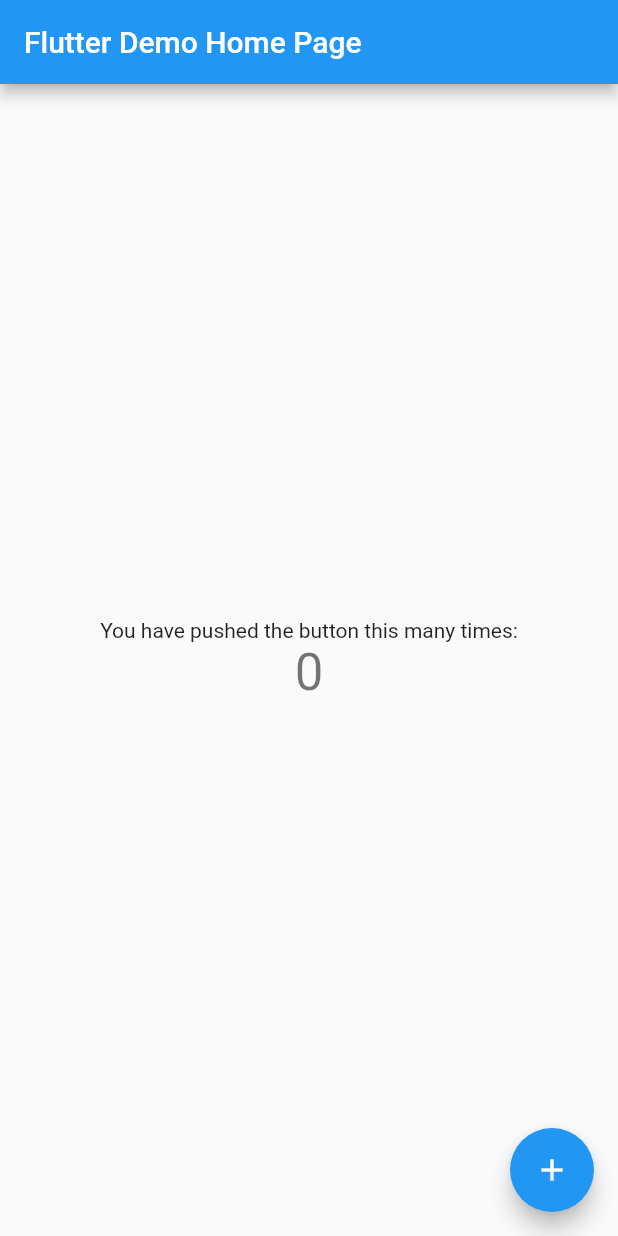
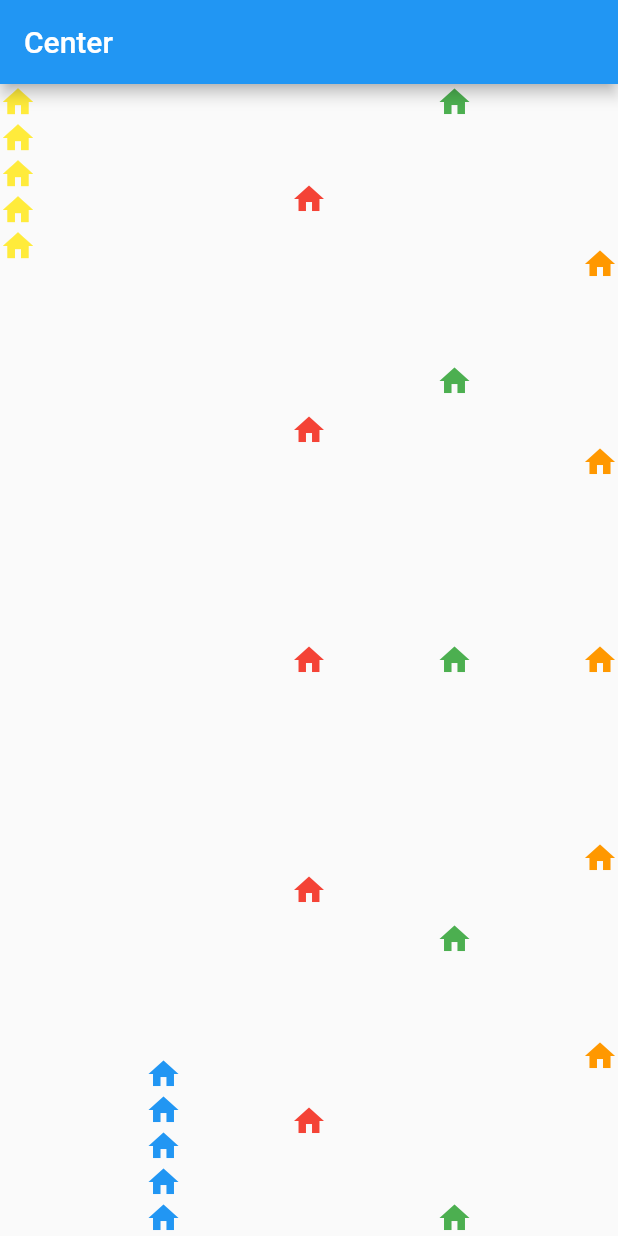
Before and after one commit to Edwin3002/openBootcampFlutter, a Flutter app: the screen it shows after launch, on a phone screen of 412 x 824 dp. Run offline on Flutter 3.47's test engine with Material 2 defaults, Android fonts, the phone set to English and light mode, and no system bars; our stand-ins replace font_awesome_flutter, google_fonts; generated files the repository leaves out were written again.

Commit message:
centerColumnRow v2

```diff
--- a/center_column_row/lib/main.dart
+++ b/center_column_row/lib/main.dart
@@ -1,112 +1,174 @@
 import 'package:flutter/material.dart';
 
-void main() => runApp(const MyApp());
+void main() {
+  runApp(MyApp());
+}
 
 class MyApp extends StatelessWidget {
-  const MyApp({super.key});
-
-  // This widget is the root of your application.
   @override
   Widget build(BuildContext context) {
     return MaterialApp(
-      title: 'Flutter Demo',
-      theme: ThemeData(
-        // This is the theme of your application.
-        //
-        // Try running your application with "flutter run". You'll see the
-        // application has a blue toolbar. Then, without quitting the app, try
-        // changing the primarySwatch below to Colors.green and then invoke
-        // "hot reload" (press "r" in the console where you ran "flutter run",
-        // or press Run > Flutter Hot Reload in a Flutter IDE). Notice that the
-        // counter didn't reset back to zero; the application is not restarted.
-        primarySwatch: Colors.blue,
-      ),
-      home: const MyHomePage(title: 'Flutter Demo Home Page'),
-    );
+        title: "Center",
+        debugShowCheckedModeBanner: false,
+        home: MyHomePage(title: "Center"));
   }
 }
 
 class MyHomePage extends StatefulWidget {
-  const MyHomePage({super.key, required this.title});
+  MyHomePage({Key? Key, this.title}) : super(key: Key);
 
-  // This widget is the home page of your application. It is stateful, meaning
-  // that it has a State object (defined below) that contains fields that affect
-  // how it looks.
-
-  // This class is the configuration for the state. It holds the values (in this
-  // case the title) provided by the parent (in this case the App widget) and
-  // used by the build method of the State. Fields in a Widget subclass are
-  // always marked "final".
-
-  final String title;
+  final String? title;
 
   @override
-  State<MyHomePage> createState() => _MyHomePageState();
+  _MyHomePageState createState() => _MyHomePageState();
 }
 
 class _MyHomePageState extends State<MyHomePage> {
-  int _counter = 0;
-
-  void _incrementCounter() {
-    setState(() {
-      // This call to setState tells the Flutter framework that something has
-      // changed in this State, which causes it to rerun the build method below
-      // so that the display can reflect the updated values. If we changed
-      // _counter without calling setState(), then the build method would not be
-      // called again, and so nothing would appear to happen.
-      _counter++;
-    });
-  }
-
   @override
   Widget build(BuildContext context) {
-    // This method is rerun every time setState is called, for instance as done
-    // by the _incrementCounter method above.
-    //
-    // The Flutter framework has been optimized to make rerunning build methods
-    // fast, so that you can just rebuild anything that needs updating rather
-    // than having to individually change instances of widgets.
     return Scaffold(
       appBar: AppBar(
-        // Here we take the value from the MyHomePage object that was created by
-        // the App.build method, and use it to set our appbar title.
-        title: Text(widget.title),
+        title: Text(widget.title!),
       ),
-      body: Center(
-        // Center is a layout widget. It takes a single child and positions it
-        // in the middle of the parent.
-        child: Column(
-          // Column is also a layout widget. It takes a list of children and
-          // arranges them vertically. By default, it sizes itself to fit its
-          // children horizontally, and tries to be as tall as its parent.
-          //
-          // Invoke "debug painting" (press "p" in the console, choose the
-          // "Toggle Debug Paint" action from the Flutter Inspector in Android
-          // Studio, or the "Toggle Debug Paint" command in Visual Studio Code)
-          // to see the wireframe for each widget.
-          //
-          // Column has various properties to control how it sizes itself and
-          // how it positions its children. Here we use mainAxisAlignment to
-          // center the children vertically; the main axis here is the vertical
-          // axis because Columns are vertical (the cross axis would be
-          // horizontal).
-          mainAxisAlignment: MainAxisAlignment.center,
-          children: <Widget>[
-            const Text(
-              'You have pushed the button this many times:',
+      // body: Center(
+      // widthFactor: 0.8,
+      // heightFactor: 5,
+      //     child: Container(
+      //     color: Colors.blue,
+      //   child: const Text(
+      //     "Container Text",
+      //     style: TextStyle(color: Colors.red, fontSize: 40),
+      //   ),
+      // ))
+      body: Row(
+      mainAxisAlignment: MainAxisAlignment.spaceBetween,
+      children: [
+        Column(
+          mainAxisAlignment: MainAxisAlignment.start,
+          children: const [
+            Icon(
+              Icons.home,
+              color: Colors.yellow,
             ),
-            Text(
-              '$_counter',
-              style: Theme.of(context).textTheme.headline4,
+            Icon(
+              Icons.home,
+              color: Colors.yellow,
+            ),
+            Icon(
+              Icons.home,
+              color: Colors.yellow,
+            ),
+            Icon(
+              Icons.home,
+              color: Colors.yellow,
+            ),
+            Icon(
+              Icons.home,
+              color: Colors.yellow,
             ),
           ],
         ),
-      ),
-      floatingActionButton: FloatingActionButton(
-        onPressed: _incrementCounter,
-        tooltip: 'Increment',
-        child: const Icon(Icons.add),
-      ), // This trailing comma makes auto-formatting nicer for build methods.
+        Column(
+          mainAxisAlignment: MainAxisAlignment.end,
+          children: const [
+            Icon(
+              Icons.home,
+              color: Colors.blue,
+            ),
+            Icon(
+              Icons.home,
+              color: Colors.blue,
+            ),
+            Icon(
+              Icons.home,
+              color: Colors.blue,
+            ),
+            Icon(
+              Icons.home,
+              color: Colors.blue,
+            ),
+            Icon(
+              Icons.home,
+              color: Colors.blue,
+            ),
+          ],
+        ),
+        Column(
+          mainAxisAlignment: MainAxisAlignment.spaceAround,
+          children: const [
+            Icon(
+              Icons.home,
+              color: Colors.red,
+            ),
+            Icon(
+              Icons.home,
+              color: Colors.red,
+            ),
+            Icon(
+              Icons.home,
+              color: Colors.red,
+            ),
+            Icon(
+              Icons.home,
+              color: Colors.red,
+            ),
+            Icon(
+              Icons.home,
+              color: Colors.red,
+            ),
+          ],
+        ),
+        Column(
+          mainAxisAlignment: MainAxisAlignment.spaceBetween,
+          children: const [
+            Icon(
+              Icons.home,
+              color: Colors.green,
+            ),
+            Icon(
+              Icons.home,
+              color: Colors.green,
+            ),
+            Icon(
+              Icons.home,
+              color: Colors.green,
+            ),
+            Icon(
+              Icons.home,
+              color: Colors.green,
+            ),
+            Icon(
+              Icons.home,
+              color: Colors.green,
+            ),
+          ],
+        ),
+        Column(
+          mainAxisAlignment: MainAxisAlignment.spaceEvenly,
+          children: const [
+            Icon(
+              Icons.home,
+              color: Colors.orange,
+            ),
+            Icon(
+              Icons.home,
+              color: Colors.orange,
+            ),
+            Icon(
+              Icons.home,
+              color: Colors.orange,
+            ),
+            Icon(
+              Icons.home,
+              color: Colors.orange,
+            ),
+            Icon(
+              Icons.home,
+              color: Colors.orange,
+            ),
+          ],
+        ),
+      ]),
     );
   }
 }
```
Also changed, not shown: 1 other file.
